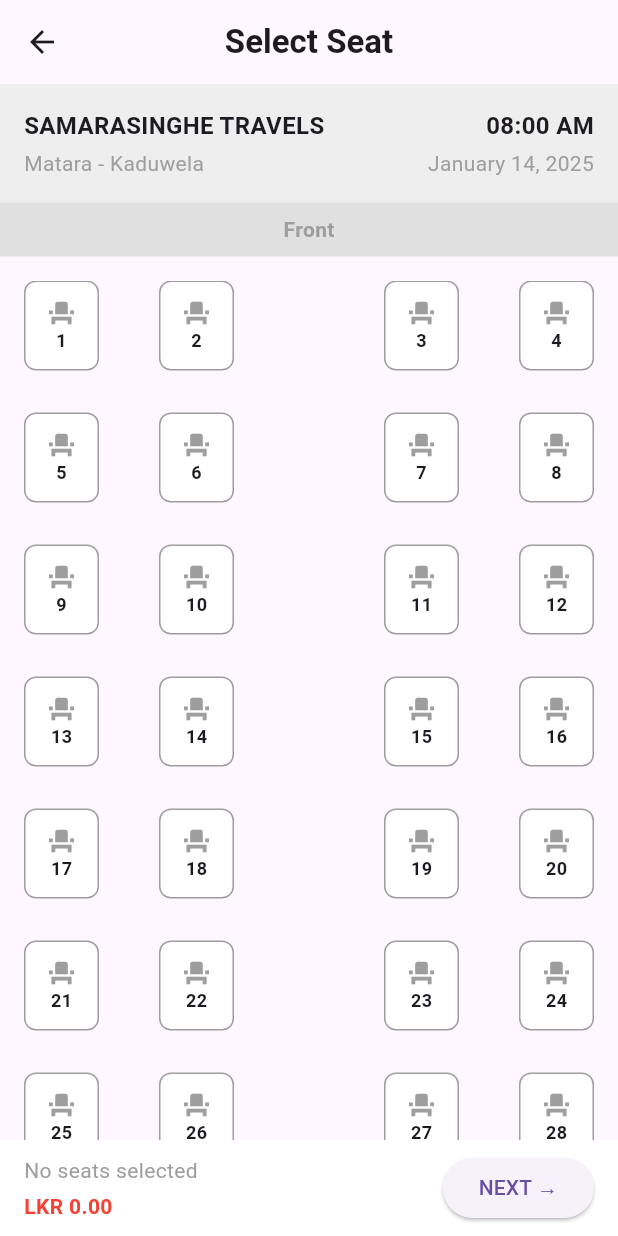
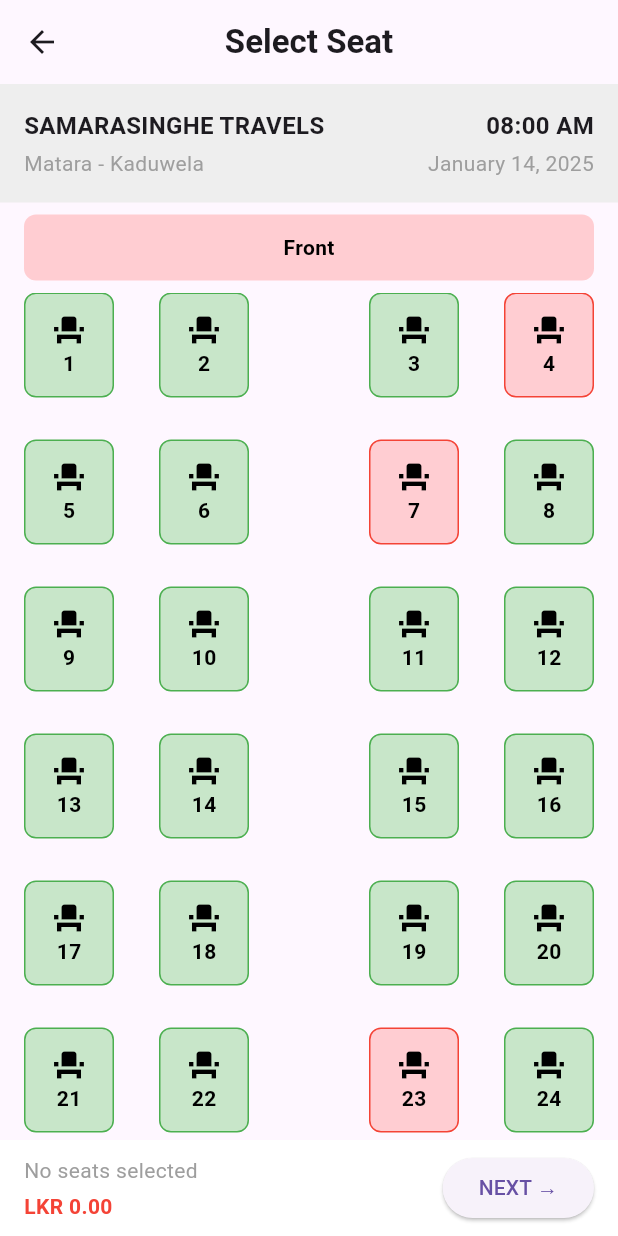
Before and after one commit to navinduhasalanka/bus-book-app, a Flutter app: the screen it shows after launch, on a phone screen of 412 x 824 dp. Run offline on Flutter 3.47's test engine with Material 3 defaults, Android fonts, the phone set to English and light mode, and no system bars; our stand-ins replace firebase_auth, firebase_core, icons_plus; accounts and stored records are empty.

Commit message:
Edit seat color

```diff
--- a/lib/screens/pages/seat_view.dart
+++ b/lib/screens/pages/seat_view.dart
@@ -29,10 +29,10 @@
             color: Colors.grey[200],
             child: Column(
               crossAxisAlignment: CrossAxisAlignment.start,
-              children: [
+              children: const [
                 Row(
                   mainAxisAlignment: MainAxisAlignment.spaceBetween,
-                  children: const [
+                  children: [
                     Text(
                       'SAMARASINGHE TRAVELS ',
                       style: TextStyle(
@@ -49,10 +49,10 @@
                     ),
                   ],
                 ),
-                const SizedBox(height: 4),
+                SizedBox(height: 4),
                 Row(
                   mainAxisAlignment: MainAxisAlignment.spaceBetween,
-                  children: const [
+                  children: [
                     Text(
                       'Matara - Kaduwela',
                       style: TextStyle(
@@ -74,23 +74,30 @@
           ),
 
           // Section 2: Front Label
-          Container(
+          const SizedBox(height: 8.0),
+          Padding(
+            padding: const EdgeInsets.symmetric(horizontal: 16.0),
+            child: Container(
               width: double.infinity,
-            padding: const EdgeInsets.all(8.0),
-            color: Colors.grey[300],
+              padding: const EdgeInsets.all(12.0),
+              decoration: BoxDecoration(
+                color: Colors.red[100],
+                borderRadius: BorderRadius.circular(8.0),
+              ),
               child: const Center(
                 child: Text(
                   'Front',
                   style: TextStyle(
                     fontWeight: FontWeight.bold,
-                  color: Colors.grey,
+                    color: Colors.black,
+                  ),
                 ),
               ),
             ),
           ),
 
           // Add space between "Front" label and the seat grid
-          const SizedBox(height: 16.0),
+          const SizedBox(height: 8.0),
 
           // Section 3: Scrollable Seat Grid
           Expanded(
@@ -107,11 +114,11 @@
                             mainAxisAlignment: MainAxisAlignment.spaceBetween,
                             children: [
                               for (int j = 0; j < 2; j++)
-                                _buildSeat(context, i + j + 1),
+                                _buildSeat(i + j + 1),
                               // Middle space only for non-last rows
                               const SizedBox(width: 20),
                               for (int j = 2; j < 4; j++)
-                                _buildSeat(context, i + j + 1),
+                                _buildSeat(i + j + 1),
                             ],
                           ),
                           const SizedBox(height: 16),
@@ -123,7 +130,7 @@
                       mainAxisAlignment: MainAxisAlignment.spaceBetween,
                       children: [
                         for (int i = 44; i < 49; i++)
-                          _buildSeat(context, i + 1),
+                          _buildSeat(i + 1),
                       ],
                     ),
                   ],
@@ -172,64 +179,44 @@
     );
   }
 
-  Widget _buildSeat(BuildContext context, int seatNumber) {
-    return GestureDetector(
-      onTap: () {
-        Navigator.push(
-          context,
-          MaterialPageRoute(
-            builder: (context) => DetailPage(seatNumber: seatNumber),
-          ),
-        );
-      },
-      child: Container(
-        width: 50,
-        height: 60,
+  Widget _buildSeat(int seatNumber) {
+    // Define the set of seat numbers to be colored red
+    Set<int> redSeats = {4, 7, 27, 43, 23, 34};
+
+    // Check if the current seat number is in the set of red seats
+    bool isRedSeat = redSeats.contains(seatNumber);
+
+    // Colors for the seat and border
+    Color borderColor = isRedSeat ? Colors.red : Colors.green;
+    Color seatBackgroundColor = isRedSeat ? Colors.red[100]! : Colors.green[100]!;
+
+    return Container(
+      width: 60,
+      height: 70,
       margin: const EdgeInsets.only(bottom: 12),
       decoration: BoxDecoration(
         borderRadius: BorderRadius.circular(8.0),
-          border: Border.all(color: Colors.grey),
-          color: Colors.white,
+        border: Border.all(color: borderColor), // Border color for the seat
+        color: seatBackgroundColor, // Seat background color
       ),
       child: Column(
         mainAxisAlignment: MainAxisAlignment.center,
         children: [
-            const Icon(
+          Icon(
             Icons.event_seat,
-              size: 20,
-              color: Colors.grey,
+            size: 24,
+            color: Colors.black, // Icon color for all seats
           ),
           Text(
             '$seatNumber',
             style: const TextStyle(
               fontWeight: FontWeight.bold,
-                fontSize: 12,
+              fontSize: 14,
+              color: Colors.black, // Text color for all seats
             ),
           ),
         ],
       ),
-      ),
     );
   }
 }
-
-class DetailPage extends StatelessWidget {
-  final int seatNumber;
-
-  const DetailPage({super.key, required this.seatNumber});
-
-  @override
-  Widget build(BuildContext context) {
-    return Scaffold(
-      appBar: AppBar(
-        title: Text('Seat $seatNumber'),
-      ),
-      body: Center(
-        child: Text(
-          'Details for Seat $seatNumber',
-          style: const TextStyle(fontSize: 24),
-        ),
-      ),
-    );
-  }
-}
```
Lines whose indentation alone changed are shown as unchanged.
